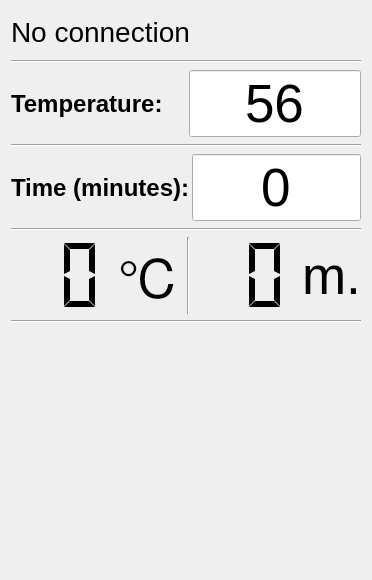
Above: mainwindow.ui from vanya1301/acetone-bath-Qt-part before the change. Below: the same form after it.
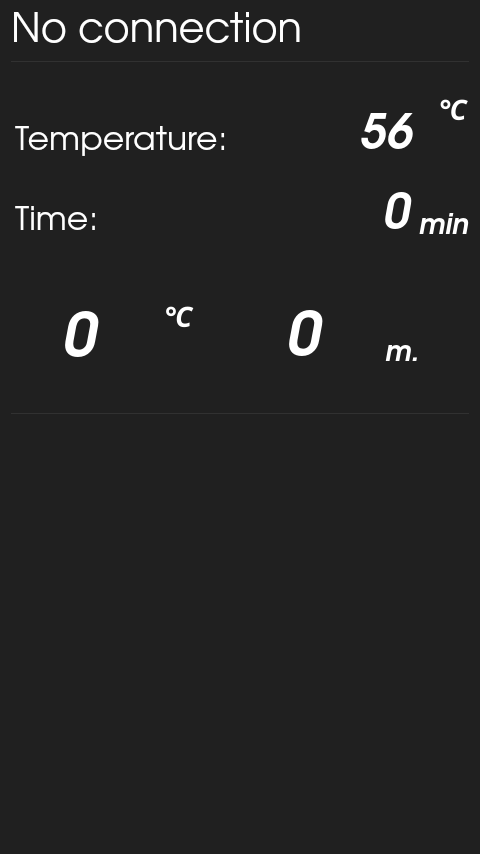
That is the form after the change. Icons and pictures are not drawn.

```diff
--- a/mainwindow.ui
+++ b/mainwindow.ui
@@ -6,12 +6,12 @@
    <rect>
     <x>0</x>
     <y>0</y>
-    <width>372</width>
-    <height>580</height>
+    <width>480</width>
+    <height>854</height>
    </rect>
   </property>
   <property name="sizePolicy">
-   <sizepolicy hsizetype="Maximum" vsizetype="Maximum">
+   <sizepolicy hsizetype="Fixed" vsizetype="Fixed">
     <horstretch>0</horstretch>
     <verstretch>0</verstretch>
    </sizepolicy>
@@ -19,6 +19,19 @@
   <property name="windowTitle">
    <string>MainWindow</string>
   </property>
+  <property name="styleSheet">
+   <string notr="true">background-color: rgb(32, 32, 32);
+</string>
+  </property>
+  <property name="documentMode">
+   <bool>false</bool>
+  </property>
+  <property name="tabShape">
+   <enum>QTabWidget::Rounded</enum>
+  </property>
+  <property name="dockOptions">
+   <set>QMainWindow::AllowTabbedDocks|QMainWindow::AnimatedDocks</set>
+  </property>
   <widget class="QWidget" name="centralWidget">
    <property name="sizePolicy">
     <sizepolicy hsizetype="Minimum" vsizetype="Minimum">
@@ -44,9 +57,13 @@
           </property>
           <property name="font">
            <font>
-            <pointsize>21</pointsize>
+            <family>URW Gothic L</family>
+            <pointsize>30</pointsize>
            </font>
           </property>
+          <property name="styleSheet">
+           <string notr="true">color: #ffffff</string>
+          </property>
           <property name="text">
            <string>No connection</string>
           </property>
@@ -72,19 +89,22 @@
            <enum>Qt::DefaultContextMenu</enum>
           </property>
           <property name="styleSheet">
-           <string notr="true">font-size:30px;</string>
+           <string notr="true">#PairButton{
+font-size:30px;
+}
+</string>
           </property>
           <property name="text">
            <string/>
           </property>
           <property name="icon">
            <iconset resource="myresources.qrc">
-            <normaloff>:/MyFiles/images/InterfaceImages/Bluetooth-512.png</normaloff>:/MyFiles/images/InterfaceImages/Bluetooth-512.png</iconset>
+            <normaloff>:/MyFiles/images/InterfaceImages/Bluetooth na.png</normaloff>:/MyFiles/images/InterfaceImages/Bluetooth na.png</iconset>
           </property>
           <property name="iconSize">
            <size>
-            <width>60</width>
-            <height>60</height>
+            <width>59</width>
+            <height>59</height>
            </size>
           </property>
           <property name="flat">
@@ -96,50 +116,135 @@
       </item>
       <item>
        <widget class="Line" name="line_4">
+        <property name="styleSheet">
+         <string notr="true">color: rgb(49, 49, 49);
+</string>
+        </property>
+        <property name="frameShadow">
+         <enum>QFrame::Plain</enum>
+        </property>
+        <property name="lineWidth">
+         <number>1</number>
+        </property>
         <property name="orientation">
          <enum>Qt::Horizontal</enum>
         </property>
        </widget>
       </item>
+      <item>
+       <spacer name="verticalSpacer">
+        <property name="orientation">
+         <enum>Qt::Vertical</enum>
+        </property>
+        <property name="sizeType">
+         <enum>QSizePolicy::MinimumExpanding</enum>
+        </property>
+        <property name="sizeHint" stdset="0">
+         <size>
+          <width>20</width>
+          <height>20</height>
+         </size>
+        </property>
+       </spacer>
+      </item>
       <item>
        <layout class="QHBoxLayout" name="horizontalLayout">
         <item>
          <widget class="QLabel" name="TempLabel">
           <property name="font">
            <font>
-            <pointsize>18</pointsize>
-            <weight>75</weight>
+            <family>URW Gothic L</family>
+            <pointsize>25</pointsize>
+            <weight>50</weight>
             <italic>false</italic>
-            <bold>true</bold>
+            <bold>false</bold>
             <underline>false</underline>
             <strikeout>false</strikeout>
             <stylestrategy>PreferDefault</stylestrategy>
            </font>
           </property>
+          <property name="styleSheet">
+           <string notr="true">color: #ffffff</string>
+          </property>
+          <property name="lineWidth">
+           <number>1</number>
+          </property>
           <property name="text">
            <string>Temperature:</string>
           </property>
+          <property name="alignment">
+           <set>Qt::AlignBottom|Qt::AlignLeading|Qt::AlignLeft</set>
+          </property>
+          <property name="wordWrap">
+           <bool>false</bool>
+          </property>
+          <property name="margin">
+           <number>4</number>
+          </property>
+          <property name="indent">
+           <number>4</number>
+          </property>
          </widget>
         </item>
         <item>
          <widget class="QSpinBox" name="TempSpinBox">
           <property name="sizePolicy">
-           <sizepolicy hsizetype="Minimum" vsizetype="Minimum">
+           <sizepolicy hsizetype="MinimumExpanding" vsizetype="Minimum">
             <horstretch>0</horstretch>
             <verstretch>0</verstretch>
            </sizepolicy>
           </property>
           <property name="font">
            <font>
-            <pointsize>40</pointsize>
+            <family>URW Gothic L</family>
+            <pointsize>35</pointsize>
+            <weight>75</weight>
+            <italic>true</italic>
+            <bold>true</bold>
+            <kerning>false</kerning>
            </font>
           </property>
+          <property name="cursor">
+           <cursorShape>ArrowCursor</cursorShape>
+          </property>
+          <property name="acceptDrops">
+           <bool>false</bool>
+          </property>
+          <property name="autoFillBackground">
+           <bool>true</bool>
+          </property>
+          <property name="styleSheet">
+           <string notr="true">color: rgb(255, 255, 255);
+
+</string>
+          </property>
+          <property name="inputMethodHints">
+           <set>Qt::ImhDigitsOnly|Qt::ImhNoPredictiveText</set>
+          </property>
+          <property name="wrapping">
+           <bool>true</bool>
+          </property>
+          <property name="frame">
+           <bool>false</bool>
+          </property>
           <property name="alignment">
-           <set>Qt::AlignCenter</set>
+           <set>Qt::AlignBottom|Qt::AlignRight|Qt::AlignTrailing</set>
+          </property>
+          <property name="readOnly">
+           <bool>false</bool>
           </property>
           <property name="buttonSymbols">
            <enum>QAbstractSpinBox::NoButtons</enum>
           </property>
+          <property name="correctionMode">
+           <enum>QAbstractSpinBox::CorrectToPreviousValue</enum>
+          </property>
+          <property name="showGroupSeparator" stdset="0">
+           <bool>false</bool>
+          </property>
+          <property name="suffix">
+           <string/>
+          </property>
           <property name="minimum">
            <number>0</number>
           </property>
@@ -154,14 +259,56 @@
           </property>
          </widget>
         </item>
-       </layout>
-      </item>
       <item>
-       <widget class="Line" name="line_2">
-        <property name="orientation">
-         <enum>Qt::Horizontal</enum>
-        </property>
-       </widget>
+         <widget class="QLabel" name="label_3">
+          <property name="sizePolicy">
+           <sizepolicy hsizetype="Preferred" vsizetype="Preferred">
+            <horstretch>0</horstretch>
+            <verstretch>0</verstretch>
+           </sizepolicy>
+          </property>
+          <property name="sizeIncrement">
+           <size>
+            <width>0</width>
+            <height>0</height>
+           </size>
+          </property>
+          <property name="baseSize">
+           <size>
+            <width>0</width>
+            <height>0</height>
+           </size>
+          </property>
+          <property name="font">
+           <font>
+            <family>URW Gothic L</family>
+            <pointsize>21</pointsize>
+            <weight>75</weight>
+            <italic>true</italic>
+            <bold>true</bold>
+           </font>
+          </property>
+          <property name="styleSheet">
+           <string notr="true">color:rgb(255,255,255);</string>
+          </property>
+          <property name="frameShape">
+           <enum>QFrame::NoFrame</enum>
+          </property>
+          <property name="text">
+           <string>  ℃</string>
+          </property>
+          <property name="alignment">
+           <set>Qt::AlignLeading|Qt::AlignLeft|Qt::AlignTop</set>
+          </property>
+          <property name="margin">
+           <number>9</number>
+          </property>
+          <property name="indent">
+           <number>-1</number>
+          </property>
+         </widget>
+        </item>
+       </layout>
       </item>
       <item>
        <layout class="QHBoxLayout" name="horizontalLayout_3">
@@ -171,21 +318,34 @@
         <item>
          <widget class="QLabel" name="TimeLabel">
           <property name="sizePolicy">
-           <sizepolicy hsizetype="MinimumExpanding" vsizetype="Preferred">
+           <sizepolicy hsizetype="Preferred" vsizetype="Preferred">
             <horstretch>0</horstretch>
             <verstretch>0</verstretch>
            </sizepolicy>
           </property>
           <property name="font">
            <font>
-            <pointsize>18</pointsize>
-            <weight>75</weight>
+            <family>URW Gothic L</family>
+            <pointsize>25</pointsize>
+            <weight>50</weight>
             <italic>false</italic>
-            <bold>true</bold>
+            <bold>false</bold>
            </font>
           </property>
+          <property name="styleSheet">
+           <string notr="true">color: #ffffff</string>
+          </property>
           <property name="text">
-           <string>Time (minutes):</string>
+           <string>Time:  </string>
+          </property>
+          <property name="alignment">
+           <set>Qt::AlignBottom|Qt::AlignLeading|Qt::AlignLeft</set>
+          </property>
+          <property name="margin">
+           <number>4</number>
+          </property>
+          <property name="indent">
+           <number>4</number>
           </property>
          </widget>
         </item>
@@ -199,54 +359,155 @@
           </property>
           <property name="font">
            <font>
-            <pointsize>40</pointsize>
+            <family>URW Gothic L</family>
+            <pointsize>35</pointsize>
+            <weight>75</weight>
+            <italic>true</italic>
+            <bold>true</bold>
+            <kerning>false</kerning>
            </font>
           </property>
+          <property name="cursor">
+           <cursorShape>ArrowCursor</cursorShape>
+          </property>
+          <property name="tabletTracking">
+           <bool>false</bool>
+          </property>
+          <property name="acceptDrops">
+           <bool>false</bool>
+          </property>
+          <property name="autoFillBackground">
+           <bool>true</bool>
+          </property>
+          <property name="styleSheet">
+           <string notr="true">color: rgb(255, 255, 255);</string>
+          </property>
+          <property name="inputMethodHints">
+           <set>Qt::ImhDigitsOnly|Qt::ImhNoPredictiveText</set>
+          </property>
+          <property name="wrapping">
+           <bool>true</bool>
+          </property>
+          <property name="frame">
+           <bool>false</bool>
+          </property>
           <property name="alignment">
-           <set>Qt::AlignCenter</set>
+           <set>Qt::AlignBottom|Qt::AlignRight|Qt::AlignTrailing</set>
+          </property>
+          <property name="readOnly">
+           <bool>false</bool>
           </property>
           <property name="buttonSymbols">
            <enum>QAbstractSpinBox::NoButtons</enum>
           </property>
+          <property name="correctionMode">
+           <enum>QAbstractSpinBox::CorrectToPreviousValue</enum>
+          </property>
+          <property name="showGroupSeparator" stdset="0">
+           <bool>false</bool>
+          </property>
+          <property name="maximum">
+           <number>10000</number>
+          </property>
           <property name="displayIntegerBase">
            <number>10</number>
           </property>
          </widget>
         </item>
+        <item>
+         <widget class="QLabel" name="label_4">
+          <property name="font">
+           <font>
+            <family>URW Gothic L</family>
+            <pointsize>21</pointsize>
+            <weight>75</weight>
+            <italic>true</italic>
+            <bold>true</bold>
+           </font>
+          </property>
+          <property name="styleSheet">
+           <string notr="true">color:rgb(255,255,255);</string>
+          </property>
+          <property name="text">
+           <string>min</string>
+          </property>
+          <property name="alignment">
+           <set>Qt::AlignBottom|Qt::AlignLeading|Qt::AlignLeft</set>
+          </property>
+          <property name="margin">
+           <number>12</number>
+          </property>
+         </widget>
+        </item>
        </layout>
       </item>
       <item>
-       <widget class="Line" name="line_3">
+       <spacer name="verticalSpacer_5">
         <property name="orientation">
-         <enum>Qt::Horizontal</enum>
+         <enum>Qt::Vertical</enum>
         </property>
-       </widget>
+        <property name="sizeHint" stdset="0">
+         <size>
+          <width>20</width>
+          <height>40</height>
+         </size>
+        </property>
+       </spacer>
       </item>
       <item>
        <layout class="QHBoxLayout" name="horizontalLayout_2">
+        <property name="spacing">
+         <number>90</number>
+        </property>
+        <property name="sizeConstraint">
+         <enum>QLayout::SetDefaultConstraint</enum>
+        </property>
+        <property name="leftMargin">
+         <number>50</number>
+        </property>
+        <property name="topMargin">
+         <number>0</number>
+        </property>
+        <property name="rightMargin">
+         <number>50</number>
+        </property>
+        <property name="bottomMargin">
+         <number>0</number>
+        </property>
         <item>
-         <widget class="QLCDNumber" name="lcdNumber">
-          <property name="enabled">
-           <bool>true</bool>
+         <layout class="QHBoxLayout" name="horizontalLayout_5">
+          <property name="spacing">
+           <number>0</number>
           </property>
+          <item>
+           <widget class="QLabel" name="tempSensLabel">
           <property name="sizePolicy">
-           <sizepolicy hsizetype="MinimumExpanding" vsizetype="MinimumExpanding">
+             <sizepolicy hsizetype="Minimum" vsizetype="Maximum">
             <horstretch>0</horstretch>
             <verstretch>0</verstretch>
            </sizepolicy>
           </property>
-          <property name="maximumSize">
-           <size>
-            <width>16777215</width>
-            <height>16777215</height>
-           </size>
-          </property>
           <property name="font">
            <font>
-            <pointsize>20</pointsize>
-            <kerning>true</kerning>
-           </font>
-          </property>
+              <family>URW Gothic L</family>
+              <pointsize>45</pointsize>
+              <weight>75</weight>
+              <italic>true</italic>
+              <bold>true</bold>
+             </font>
+            </property>
+            <property name="toolTipDuration">
+             <number>-1</number>
+            </property>
+            <property name="layoutDirection">
+             <enum>Qt::LeftToRight</enum>
+            </property>
+            <property name="autoFillBackground">
+             <bool>false</bool>
+            </property>
+            <property name="styleSheet">
+             <string notr="true">color:rgb(255,255,255);</string>
+            </property>
           <property name="frameShape">
            <enum>QFrame::NoFrame</enum>
           </property>
@@ -254,144 +515,229 @@
            <enum>QFrame::Plain</enum>
           </property>
           <property name="lineWidth">
-           <number>0</number>
-          </property>
-          <property name="midLineWidth">
-           <number>0</number>
-          </property>
-          <property name="smallDecimalPoint">
-           <bool>false</bool>
-          </property>
-          <property name="digitCount">
-           <number>2</number>
-          </property>
-          <property name="mode">
-           <enum>QLCDNumber::Dec</enum>
-          </property>
-          <property name="segmentStyle">
-           <enum>QLCDNumber::Flat</enum>
+             <number>1</number>
+            </property>
+            <property name="text">
+             <string>0</string>
+            </property>
+            <property name="textFormat">
+             <enum>Qt::PlainText</enum>
+            </property>
+            <property name="alignment">
+             <set>Qt::AlignBottom|Qt::AlignJustify</set>
+            </property>
+            <property name="wordWrap">
+             <bool>true</bool>
+            </property>
+            <property name="margin">
+             <number>0</number>
+            </property>
+            <property name="indent">
+             <number>0</number>
           </property>
          </widget>
         </item>
         <item>
          <widget class="QLabel" name="label">
           <property name="sizePolicy">
-           <sizepolicy hsizetype="Minimum" vsizetype="Minimum">
+             <sizepolicy hsizetype="Fixed" vsizetype="Minimum">
             <horstretch>0</horstretch>
             <verstretch>0</verstretch>
            </sizepolicy>
           </property>
           <property name="font">
            <font>
-            <pointsize>40</pointsize>
-            <weight>50</weight>
-            <italic>false</italic>
-            <bold>false</bold>
+              <family>URW Gothic L</family>
+              <pointsize>21</pointsize>
+              <weight>75</weight>
+              <italic>true</italic>
+              <bold>true</bold>
             <underline>false</underline>
             <strikeout>false</strikeout>
            </font>
           </property>
+            <property name="focusPolicy">
+             <enum>Qt::NoFocus</enum>
+            </property>
+            <property name="layoutDirection">
+             <enum>Qt::RightToLeft</enum>
+            </property>
+            <property name="styleSheet">
+             <string notr="true">color: rgb(255, 255, 255);
+background-color:transparent
+</string>
+            </property>
+            <property name="frameShadow">
+             <enum>QFrame::Plain</enum>
+            </property>
+            <property name="lineWidth">
+             <number>5</number>
+            </property>
           <property name="text">
            <string>℃</string>
           </property>
           <property name="alignment">
-           <set>Qt::AlignLeading|Qt::AlignLeft|Qt::AlignVCenter</set>
-          </property>
-         </widget>
-        </item>
+             <set>Qt::AlignLeading|Qt::AlignLeft|Qt::AlignTop</set>
+            </property>
+            <property name="wordWrap">
+             <bool>false</bool>
+            </property>
+            <property name="margin">
+             <number>0</number>
+            </property>
+            <property name="indent">
+             <number>7</number>
+            </property>
+           </widget>
+          </item>
+         </layout>
+        </item>
         <item>
-         <widget class="Line" name="line">
-          <property name="orientation">
-           <enum>Qt::Vertical</enum>
+         <layout class="QHBoxLayout" name="horizontalLayout_7">
+          <property name="spacing">
+           <number>0</number>
           </property>
-         </widget>
-        </item>
+          <property name="sizeConstraint">
+           <enum>QLayout::SetFixedSize</enum>
+          </property>
         <item>
-         <widget class="QLCDNumber" name="lcdNumber_2">
+           <widget class="QLabel" name="procTimeLabel">
           <property name="sizePolicy">
-           <sizepolicy hsizetype="MinimumExpanding" vsizetype="MinimumExpanding">
+             <sizepolicy hsizetype="Minimum" vsizetype="Maximum">
             <horstretch>0</horstretch>
             <verstretch>0</verstretch>
            </sizepolicy>
           </property>
-          <property name="maximumSize">
-           <size>
-            <width>16777215</width>
-            <height>16777215</height>
-           </size>
-          </property>
           <property name="font">
            <font>
-            <pointsize>20</pointsize>
-           </font>
-          </property>
-          <property name="frameShape">
-           <enum>QFrame::NoFrame</enum>
-          </property>
-          <property name="frameShadow">
-           <enum>QFrame::Plain</enum>
-          </property>
-          <property name="lineWidth">
-           <number>0</number>
-          </property>
-          <property name="midLineWidth">
-           <number>0</number>
-          </property>
-          <property name="smallDecimalPoint">
+              <family>URW Gothic L</family>
+              <pointsize>45</pointsize>
+              <weight>75</weight>
+              <italic>true</italic>
+              <bold>true</bold>
+             </font>
+            </property>
+            <property name="styleSheet">
+             <string notr="true">color:rgb(255,255,255);</string>
+            </property>
+            <property name="text">
+             <string>0</string>
+            </property>
+            <property name="textFormat">
+             <enum>Qt::PlainText</enum>
+            </property>
+            <property name="scaledContents">
            <bool>false</bool>
           </property>
-          <property name="digitCount">
-           <number>2</number>
-          </property>
-          <property name="mode">
-           <enum>QLCDNumber::Dec</enum>
-          </property>
-          <property name="segmentStyle">
-           <enum>QLCDNumber::Flat</enum>
+            <property name="alignment">
+             <set>Qt::AlignBottom|Qt::AlignJustify</set>
+            </property>
+            <property name="wordWrap">
+             <bool>false</bool>
+            </property>
+            <property name="indent">
+             <number>3</number>
           </property>
          </widget>
         </item>
         <item>
          <widget class="QLabel" name="label_2">
           <property name="sizePolicy">
-           <sizepolicy hsizetype="Minimum" vsizetype="Minimum">
+             <sizepolicy hsizetype="Fixed" vsizetype="Minimum">
             <horstretch>0</horstretch>
             <verstretch>0</verstretch>
            </sizepolicy>
           </property>
           <property name="font">
            <font>
-            <pointsize>40</pointsize>
-            <weight>50</weight>
-            <italic>false</italic>
-            <bold>false</bold>
+              <family>URW Gothic L</family>
+              <pointsize>21</pointsize>
+              <weight>75</weight>
+              <italic>true</italic>
+              <bold>true</bold>
             <underline>false</underline>
             <strikeout>false</strikeout>
            </font>
           </property>
+            <property name="styleSheet">
+             <string notr="true">color: rgb(255,255,255);</string>
+            </property>
           <property name="text">
            <string>m.</string>
           </property>
           <property name="alignment">
-           <set>Qt::AlignLeading|Qt::AlignLeft|Qt::AlignVCenter</set>
+             <set>Qt::AlignBottom|Qt::AlignHCenter</set>
+            </property>
+            <property name="margin">
+             <number>6</number>
+            </property>
+            <property name="indent">
+             <number>6</number>
           </property>
          </widget>
         </item>
        </layout>
+        </item>
+       </layout>
+      </item>
+      <item>
+       <spacer name="verticalSpacer_2">
+        <property name="orientation">
+         <enum>Qt::Vertical</enum>
+        </property>
+        <property name="sizeType">
+         <enum>QSizePolicy::MinimumExpanding</enum>
+        </property>
+        <property name="sizeHint" stdset="0">
+         <size>
+          <width>20</width>
+          <height>30</height>
+         </size>
+        </property>
+       </spacer>
       </item>
       <item>
        <widget class="Line" name="line_5">
+        <property name="sizePolicy">
+         <sizepolicy hsizetype="Expanding" vsizetype="Fixed">
+          <horstretch>0</horstretch>
+          <verstretch>0</verstretch>
+         </sizepolicy>
+        </property>
+        <property name="styleSheet">
+         <string notr="true">color: rgb(49, 49, 49);
+</string>
+        </property>
+        <property name="frameShadow">
+         <enum>QFrame::Plain</enum>
+        </property>
+        <property name="lineWidth">
+         <number>1</number>
+        </property>
         <property name="orientation">
          <enum>Qt::Horizontal</enum>
         </property>
        </widget>
       </item>
+      <item>
+       <spacer name="verticalSpacer_3">
+        <property name="orientation">
+         <enum>Qt::Vertical</enum>
+        </property>
+        <property name="sizeHint" stdset="0">
+         <size>
+          <width>20</width>
+          <height>14</height>
+         </size>
+        </property>
+       </spacer>
+      </item>
       <item>
        <layout class="QHBoxLayout" name="horizontalLayout_6">
         <item>
          <widget class="QPushButton" name="StartStopButton">
           <property name="sizePolicy">
-           <sizepolicy hsizetype="Maximum" vsizetype="Minimum">
+           <sizepolicy hsizetype="Maximum" vsizetype="MinimumExpanding">
             <horstretch>0</horstretch>
             <verstretch>0</verstretch>
            </sizepolicy>
@@ -399,7 +745,7 @@
           <property name="minimumSize">
            <size>
             <width>0</width>
-            <height>50</height>
+            <height>0</height>
            </size>
           </property>
           <property name="autoFillBackground">
@@ -416,12 +762,12 @@
           </property>
           <property name="icon">
            <iconset resource="myresources.qrc">
-            <normaloff>:/MyFiles/images/InterfaceImages/play-green.png</normaloff>:/MyFiles/images/InterfaceImages/play-green.png</iconset>
+            <normaloff>:/MyFiles/images/InterfaceImages/play.png</normaloff>:/MyFiles/images/InterfaceImages/play.png</iconset>
           </property>
           <property name="iconSize">
            <size>
-            <width>60</width>
-            <height>60</height>
+            <width>70</width>
+            <height>70</height>
            </size>
           </property>
           <property name="checkable">
@@ -447,23 +793,28 @@
         <item>
          <widget class="QPushButton" name="pauseButton">
           <property name="sizePolicy">
-           <sizepolicy hsizetype="Maximum" vsizetype="Minimum">
+           <sizepolicy hsizetype="Maximum" vsizetype="MinimumExpanding">
             <horstretch>0</horstretch>
             <verstretch>0</verstretch>
            </sizepolicy>
           </property>
+          <property name="styleSheet">
+           <string notr="true">background-color:transparent;
+background::none;
+border:none;
+font-size:30px;</string>
+          </property>
           <property name="text">
            <string/>
           </property>
           <property name="icon">
            <iconset resource="myresources.qrc">
-            <normaloff>:/MyFiles/images/InterfaceImages/pause-black.png</normaloff>
-            <normalon>:/MyFiles/images/pause-black.png</normalon>:/MyFiles/images/InterfaceImages/pause-black.png</iconset>
+            <normaloff>:/MyFiles/images/InterfaceImages/pause na.png</normaloff>:/MyFiles/images/InterfaceImages/pause na.png</iconset>
           </property>
           <property name="iconSize">
            <size>
-            <width>60</width>
-            <height>60</height>
+            <width>70</width>
+            <height>70</height>
            </size>
           </property>
           <property name="flat">
@@ -476,17 +827,14 @@
      </layout>
     </item>
     <item>
-     <spacer name="verticalSpacer">
+     <spacer name="verticalSpacer_4">
       <property name="orientation">
        <enum>Qt::Vertical</enum>
       </property>
-      <property name="sizeType">
-       <enum>QSizePolicy::MinimumExpanding</enum>
-      </property>
       <property name="sizeHint" stdset="0">
        <size>
-        <width>17</width>
-        <height>140</height>
+        <width>10</width>
+        <height>40</height>
        </size>
       </property>
      </spacer>
```
Lines whose indentation alone changed are shown as unchanged.
